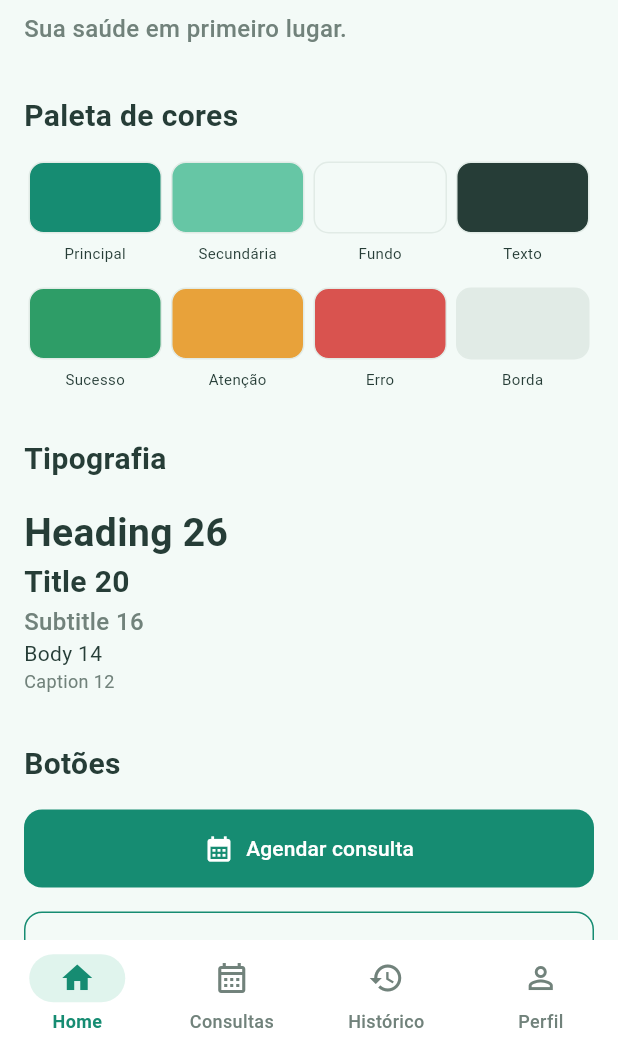
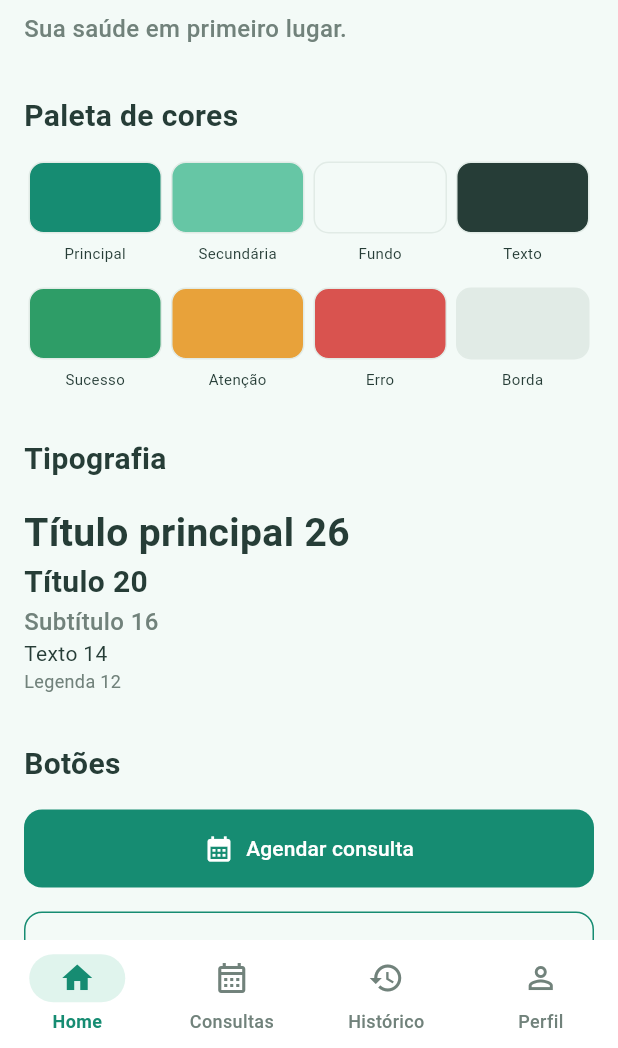
Before and after one commit to GUIZINLT/saude_ja, a Flutter app: the SampleApp screen opened by its route, on a phone screen of 412 x 824 dp, the part 188-1236 px from its top. Run offline on Flutter 3.47's test engine with Material 3 defaults, Android fonts, the phone set to English and light mode, and no system bars; accounts and stored records are empty.

Commit message:
fix: nomes da tipografia do Sample App em português
- Heading/Title/Subtitle/Body/Caption viram Título principal, Título,
  Subtítulo, Texto e Legenda
- prints 09 e 10 do README atualizados

Co-Authored-By: Claude Opus 5.5 <noreply@anthropic.com>

```diff
--- a/lib/design_system/sample_app/sample_app.dart
+++ b/lib/design_system/sample_app/sample_app.dart
@@ -150,11 +150,11 @@ class _SampleAppState extends State<SampleApp> {
 
   List<Widget> _typography() => [
     const _Section('Tipografia'),
-    const Text('Heading 26', style: AppTypography.heading),
-    const Text('Title 20', style: AppTypography.title),
-    const Text('Subtitle 16', style: AppTypography.subtitle),
-    const Text('Body 14', style: AppTypography.body),
-    const Text('Caption 12', style: AppTypography.caption),
+    const Text('Título principal 26', style: AppTypography.heading),
+    const Text('Título 20', style: AppTypography.title),
+    const Text('Subtítulo 16', style: AppTypography.subtitle),
+    const Text('Texto 14', style: AppTypography.body),
+    const Text('Legenda 12', style: AppTypography.caption),
   ];
 
   List<Widget> _buttons() => [
```
Also changed, not shown: 2 other files.
